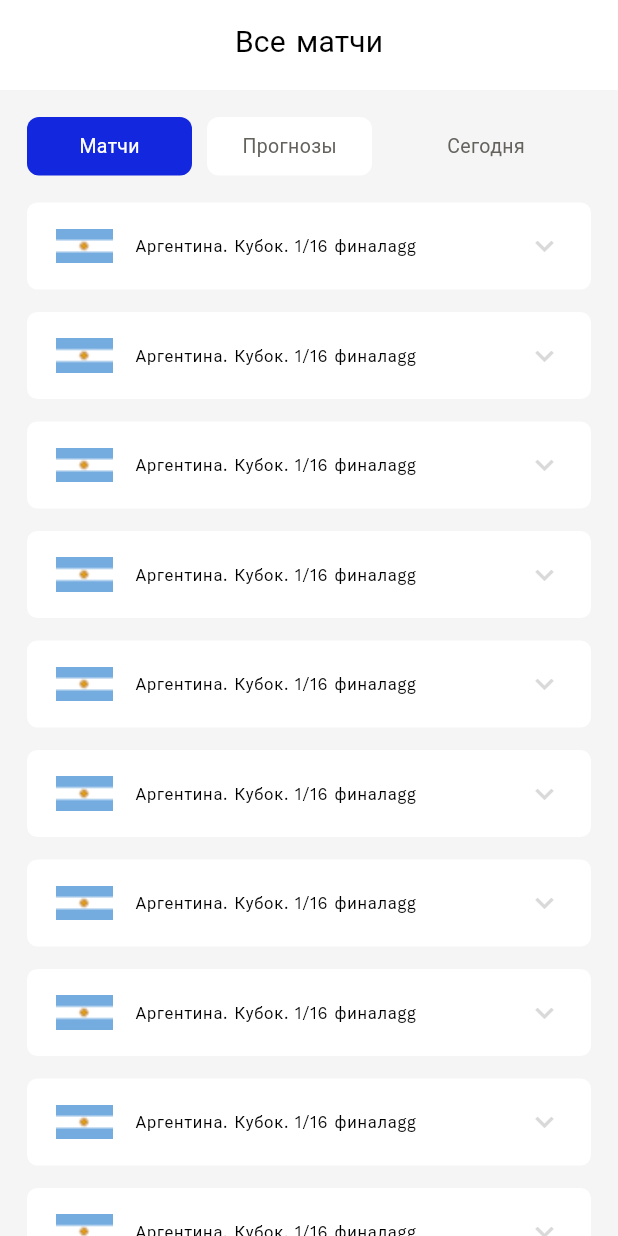
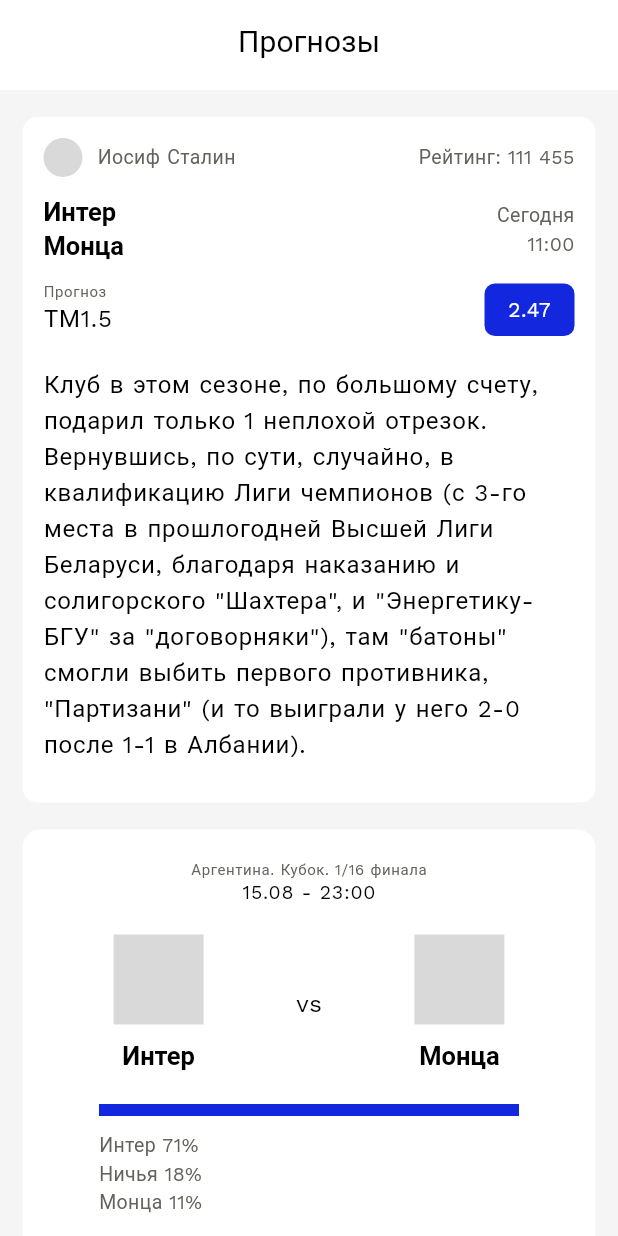
Before and after one commit to St1chaKooky/MatchBet, a Flutter app: the screen it shows after launch, on a phone screen of 412 x 824 dp. Run offline on Flutter 3.47's test engine with Material 2 defaults, Android fonts, the phone set to English and light mode, and no system bars; our stand-ins replace flutter_svg, google_fonts.

Commit message:
UI for main page 75/100

```diff
--- a/lib/main.dart
+++ b/lib/main.dart
@@ -1,7 +1,8 @@
 import 'package:flutter/material.dart';
 import 'package:match_bet/utils/theme.dart';
-import 'screens/main_screen.dart';
-import 'screens/match_screen.dart';
+import 'screens/main_page/main_screen.dart';
+import 'screens/main_page/match_screen.dart';
+import 'screens/main_page/prognoz_match_screen.dart';
 
 void main() {
   runApp(const MyApp());
@@ -15,7 +16,7 @@
     return MaterialApp(
       debugShowCheckedModeBanner: false,
       theme: buildThemeData(context),
-      home: const MainScreen(),
+      home: const PrognozScreen(),
     );
   }
 }
--- a/lib/screens/match_screen.dart
+++ b/lib/screens/main_page/match_screen.dart
@@ -1,5 +1,5 @@
 import 'package:flutter/material.dart';
-import '../widgets/match_widget.dart';
+import '../../widgets/match_widget.dart';
 
 class MatchScreen extends StatelessWidget {
   const MatchScreen({super.key});
--- /dev/null
+++ b/lib/screens/main_page/prognoz_match_screen.dart
@@ -0,0 +1,48 @@
+import 'package:flutter/material.dart';
+import 'package:match_bet/utils/colors.dart';
+
+import '../../widgets/match_widget.dart';
+import '../../widgets/prognoz_widget.dart';
+
+class PrognozScreen extends StatelessWidget {
+  const PrognozScreen({super.key});
+
+  @override
+  Widget build(BuildContext context) {
+    final theme = Theme.of(context).textTheme;
+    return Scaffold(
+      body: CustomScrollView(
+        slivers: [
+          SliverAppBar(
+            expandedHeight: 60,
+            floating: false,
+            backgroundColor: whiteColor,
+
+            title: Center(
+              child: Text(
+                'Прогнозы',
+                style: theme.titleSmall,
+              ),
+            ),
+            // другие настройки flexibleSpace
+
+            elevation: 0,
+          ),
+          SliverPadding(
+            padding:
+                const EdgeInsets.symmetric(horizontal: 15).copyWith(top: 18),
+            sliver: SliverList(
+              delegate: SliverChildListDelegate([
+                PrognozWidget(theme: theme),
+                const SizedBox(
+                  height: 18,
+                ),
+                MatchWidget(theme: theme),
+              ]),
+            ),
+          ),
+        ],
+      ),
+    );
+  }
+}
--- a/lib/screens/sign_screen.dart
+++ b/lib/screens/start_page/login_screen.dart
@@ -1,18 +1,18 @@
 import 'package:flutter/material.dart';
-import 'package:match_bet/utils/colors.dart';
 import 'package:match_bet/widgets/button.dart';
 
-import '../widgets/button_google.dart';
-import '../widgets/input.dart';
+import '../../utils/colors.dart';
+import '../../widgets/button_google.dart';
+import '../../widgets/input.dart';
 
-class SignUpScreen extends StatefulWidget {
-  const SignUpScreen({super.key});
+class LoginScreen extends StatefulWidget {
+  const LoginScreen({super.key});
 
   @override
-  State<SignUpScreen> createState() => _SignUpScreenState();
+  State<LoginScreen> createState() => _LoginScreenState();
 }
 
-class _SignUpScreenState extends State<SignUpScreen> {
+class _LoginScreenState extends State<LoginScreen> {
   @override
   Widget build(BuildContext context) {
     return Scaffold(
@@ -26,15 +26,6 @@
               Flexible(
                 flex: 2,
                 child: Container(),
-              ),
-              const SizedBox(
-                height: 12,
-              ),
-              const TextFieldInput(
-                hintText: 'Enter your username',
-                textInputType: TextInputType.text,
-                // textEditingController: _passwordController,
-                isPassword: true,
               ),
               const SizedBox(
                 height: 64,
@@ -56,7 +47,7 @@
               const SizedBox(
                 height: 12,
               ),
-              ButtonWidget(onTap: () {}, buttonText: 'Sign Up'),
+              ButtonWidget(onTap: () {}, buttonText: 'Log in'),
               const SizedBox(
                 height: 10,
               ),
--- a/lib/screens/login_screen.dart
+++ b/lib/screens/start_page/sign_screen.dart
@@ -1,18 +1,18 @@
 import 'package:flutter/material.dart';
+import 'package:match_bet/utils/colors.dart';
 import 'package:match_bet/widgets/button.dart';
 
-import '../utils/colors.dart';
-import '../widgets/button_google.dart';
-import '../widgets/input.dart';
+import '../../widgets/button_google.dart';
+import '../../widgets/input.dart';
 
-class LoginScreen extends StatefulWidget {
-  const LoginScreen({super.key});
+class SignUpScreen extends StatefulWidget {
+  const SignUpScreen({super.key});
 
   @override
-  State<LoginScreen> createState() => _LoginScreenState();
+  State<SignUpScreen> createState() => _SignUpScreenState();
 }
 
-class _LoginScreenState extends State<LoginScreen> {
+class _SignUpScreenState extends State<SignUpScreen> {
   @override
   Widget build(BuildContext context) {
     return Scaffold(
@@ -26,6 +26,15 @@
               Flexible(
                 flex: 2,
                 child: Container(),
+              ),
+              const SizedBox(
+                height: 12,
+              ),
+              const TextFieldInput(
+                hintText: 'Enter your username',
+                textInputType: TextInputType.text,
+                // textEditingController: _passwordController,
+                isPassword: true,
               ),
               const SizedBox(
                 height: 64,
@@ -47,7 +56,7 @@
               const SizedBox(
                 height: 12,
               ),
-              ButtonWidget(onTap: () {}, buttonText: 'Log in'),
+              ButtonWidget(onTap: () {}, buttonText: 'Sign Up'),
               const SizedBox(
                 height: 10,
               ),
--- a/lib/widgets/list_prognoz.dart
+++ b/lib/widgets/list_prognoz.dart
@@ -9,13 +9,17 @@
   Widget build(BuildContext context) {
     final theme = Theme.of(context).textTheme;
 
-    return Container(
+    return Padding(
+      padding: const EdgeInsets.symmetric(horizontal: 18).copyWith(bottom: 15),
+      child: GestureDetector(
+        behavior: HitTestBehavior.translucent,
+        onTap: () => print('e'),
+        child: Container(
           decoration: BoxDecoration(
             color: whiteColor,
             borderRadius: BorderRadius.circular(10),
           ),
           height: 200,
-      margin: const EdgeInsets.symmetric(horizontal: 18).copyWith(bottom: 15),
           child: Padding(
             padding: const EdgeInsets.all(14),
             child: Column(children: [
@@ -155,6 +159,8 @@
               ),
             ]),
           ),
+        ),
+      ),
     );
   }
 }
--- a/lib/widgets/list_title.dart
+++ b/lib/widgets/list_title.dart
@@ -62,7 +62,7 @@
   @override
   Widget build(BuildContext context) {
     return InkWell(
-      onTap: () {},
+      onTap: () => print('lalal'),
       child: Container(
         height: 55,
         decoration: const BoxDecoration(
--- /dev/null
+++ b/lib/widgets/prognoz_widget.dart
@@ -0,0 +1,134 @@
+import 'package:flutter/material.dart';
+import 'package:flutter_svg/flutter_svg.dart';
+import 'package:match_bet/utils/colors.dart';
+
+class PrognozWidget extends StatelessWidget {
+  const PrognozWidget({
+    super.key,
+    required this.theme,
+  });
+
+  final TextTheme theme;
+
+  @override
+  Widget build(BuildContext context) {
+    final theme = Theme.of(context).textTheme;
+
+    return Expanded(
+      child: Container(
+        // height: 400,
+        decoration: BoxDecoration(
+          color: whiteColor,
+          borderRadius: BorderRadius.circular(10),
+        ),
+        child: Padding(
+          padding: const EdgeInsets.all(14),
+          child:
+              Column(crossAxisAlignment: CrossAxisAlignment.stretch, children: [
+            Row(
+              mainAxisAlignment: MainAxisAlignment.spaceBetween,
+              children: [
+                Row(
+                  children: [
+                    CircleAvatar(
+                      backgroundColor: bottomBarColor,
+                      radius: 13,
+                    ),
+                    const SizedBox(
+                      width: 10,
+                    ),
+                    Text(
+                      'Иосиф Сталин',
+                      style: theme.bodyMedium,
+                    ),
+                  ],
+                ),
+                Text(
+                  'Рейтинг: 111 455',
+                  style: theme.bodyMedium,
+                ),
+              ],
+            ),
+            const SizedBox(
+              height: 12,
+            ),
+            Row(
+              mainAxisAlignment: MainAxisAlignment.spaceBetween,
+              children: [
+                Column(
+                  crossAxisAlignment: CrossAxisAlignment.start,
+                  children: [
+                    Text(
+                      'Интер',
+                      style: theme.headlineSmall,
+                    ),
+                    Text('Монца', style: theme.headlineSmall)
+                  ],
+                ),
+                Column(
+                  crossAxisAlignment: CrossAxisAlignment.end,
+                  children: [
+                    Text(
+                      'Сегодня',
+                      style: theme.bodyMedium,
+                    ),
+                    Text(
+                      '11:00',
+                      style: theme.bodyMedium,
+                    ),
+                  ],
+                )
+              ],
+            ),
+            const SizedBox(
+              height: 12,
+            ),
+            Row(
+              mainAxisAlignment: MainAxisAlignment.spaceBetween,
+              children: [
+                Column(
+                  crossAxisAlignment: CrossAxisAlignment.start,
+                  children: [
+                    Text(
+                      'Прогноз',
+                      style: theme.bodySmall,
+                    ),
+                    Text(
+                      'ТМ1.5',
+                      style: theme.bodyLarge,
+                    ),
+                  ],
+                ),
+                Container(
+                  decoration: BoxDecoration(
+                      borderRadius: BorderRadius.circular(7),
+                      color: primaryColor),
+                  width: 60,
+                  height: 35,
+                  child: Center(
+                      child: Text(
+                    '2.47',
+                    style: TextStyle(
+                        fontSize: 14,
+                        color: whiteColor,
+                        fontWeight: FontWeight.w400),
+                  )),
+                )
+              ],
+            ),
+            const SizedBox(
+              height: 20,
+            ),
+            Text(
+              'Клуб в этом сезоне, по большому счету, подарил только 1 неплохой отрезок. Вернувшись, по сути, случайно, в квалификацию Лиги чемпионов (с 3-го места в прошлогодней Высшей Лиги Беларуси, благодаря наказанию и солигорского "Шахтера", и "Энергетику-БГУ" за "договорняки"), там "батоны" смогли выбить первого противника, "Партизани" (и то выиграли у него 2-0 после 1-1 в Албании).',
+              style: theme.bodyLarge,
+            ),
+            const SizedBox(
+              height: 12,
+            ),
+          ]),
+        ),
+      ),
+    );
+  }
+}
```
Also changed, not shown: lib/screens/main_page/main_screen.dart (renamed from lib/screens/main_screen.dart, +4 -4 lines), lib/screens/add_prognoz_page/list_match_screen.dart (added), lib/screens/add_prognoz_page/my_bet_prgnoz.dart (added), lib/screens/add_prognoz_page/my_match_prognoz.dart (added), lib/screens/add_prognoz_page/my_publication.dart (added). Lines whose indentation alone changed are shown as unchanged.
